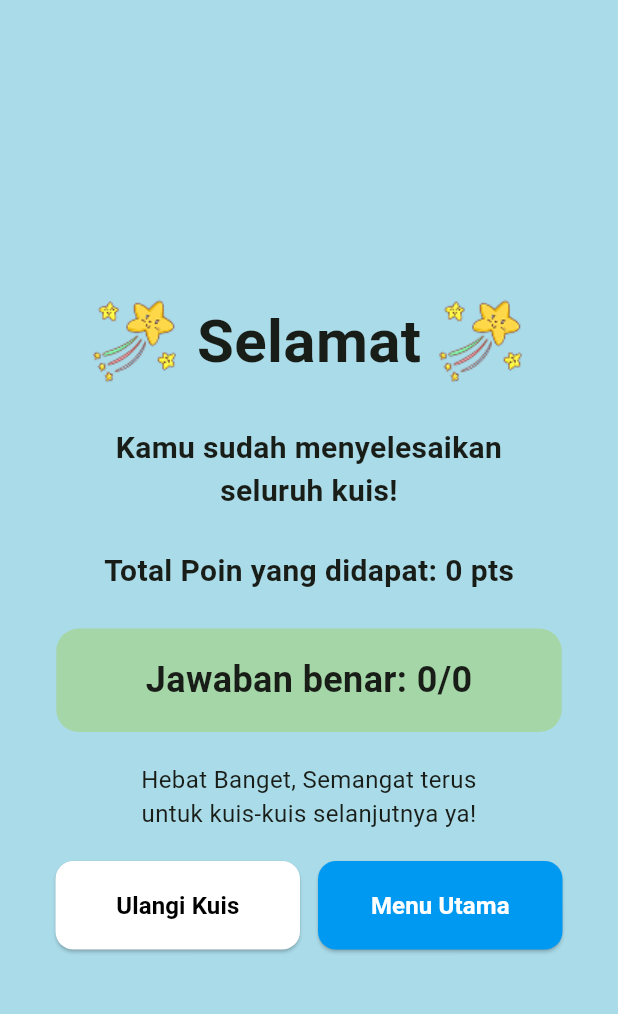
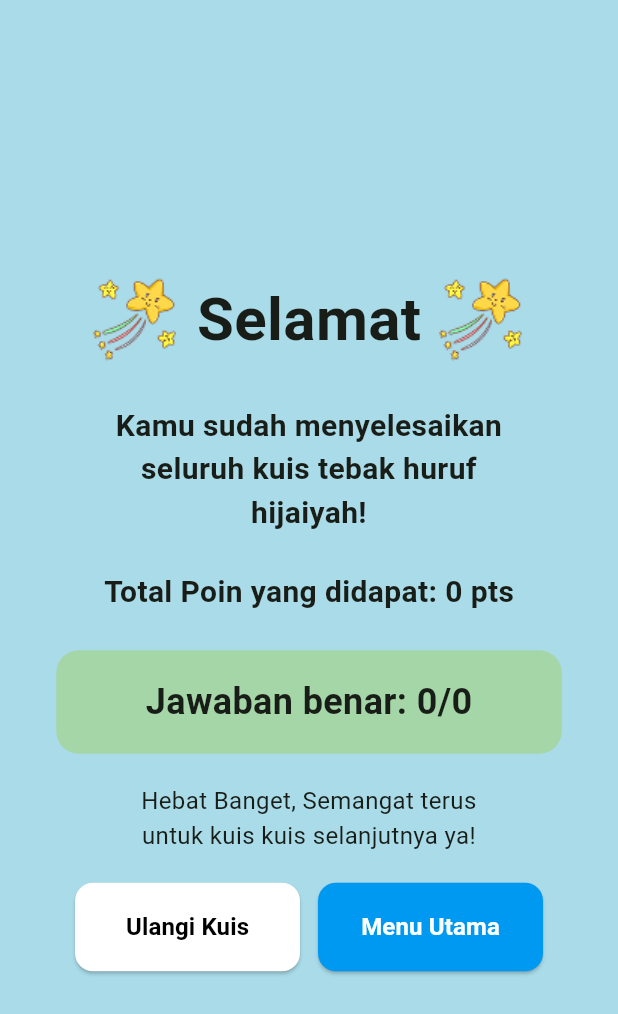
Before and after one commit to Rvmps00/TajwidKidz, a Flutter app: the ResultScreen screen opened directly with empty values, after a tap on "Ulangi Kuis", on a phone screen of 412 x 824 dp. Shown: the top 1014 px of the screen. Run offline on Flutter 3.47's test engine with Material 3 defaults, Android fonts, the phone set to English and light mode, and no system bars; our stand-ins replace audioplayers, cloud_firestore, firebase_auth, firebase_core, firebase_storage, flutter_tts and 7 more; missing offline and left inert: firebase_app_check, record, untitled; accounts and stored records are empty; Roboto replaces fonts that are missing (Poppins).

Commit message:
solve result susun huruf screen

```diff
--- a/lib/Game/data/tebak_huruf_question.dart
+++ b/lib/Game/data/tebak_huruf_question.dart
@@ -266,7 +266,7 @@ final List<HijaiyahQuestion2> tebakHurufQuestions2 = [
     questionWord: "ذ",
     options: ["za", "da", "dza", "tho"],
     correctAnswer: "dza",
-    feedbackImagePath: "assets/images/hijaiyah/dzal.png",
+    feedbackImagePath: "assets/images/hijaiyah/dza.png",
     feedbackNotes: "Keluar dari dua tepi ujung lidah dari arah permukaan atasnya menyentuh ujung dua gigi seri atas.",
     optionsAudioPath: ["za_10.wav","dal_7.wav","dzal_8.wav","tha_15.wav"],
   ),
@@ -496,7 +496,7 @@ final List<HijaiyahQuestion2> tebakHurufQuestions3 = [
     correctAnswer: "ha",
     feedbackImagePath: "assets/images/hijaiyah/ha.png",
     feedbackNotes: "Terletak pada tengah tenggorokan.",
-    optionsAudioPath: ["ha_6.wav", "ha`_25.wav", "kha_6.wav", "ain_17.wav"],
+    optionsAudioPath: ["ha_6.wav", "haa_25.wav", "kha_6.wav", "ain_17.wav"],
   ),
 
   // 4. Soal: Huruf "ظ"
--- a/lib/Game/view/result_screen.dart
+++ b/lib/Game/view/result_screen.dart
@@ -1,14 +1,10 @@
 import 'package:flutter/material.dart';
-import 'package:firebase_auth/firebase_auth.dart';
-import 'package:cloud_firestore/cloud_firestore.dart';
 
-class ResultScreen extends StatefulWidget {
+class ResultScreen extends StatelessWidget {
   final int score;
   final int benar;
   final int totalQuestions;
   final VoidCallback onRetry;
-  final String gameName; // misalnya: "tebak_huruf"
-  final int level;       // misalnya: 1, 2, 3
 
   const ResultScreen({
     super.key,
@@ -16,40 +12,7 @@ class ResultScreen extends StatefulWidget {
     required this.benar,
     required this.totalQuestions,
     required this.onRetry,
-    required this.gameName,
-    required this.level,
   });
-
-  @override
-  State<ResultScreen> createState() => _ResultScreenState();
-}
-
-class _ResultScreenState extends State<ResultScreen> {
-  @override
-  void initState() {
-    super.initState();
-    _saveGameCompletion(widget.gameName, widget.level);
-  }
-
-  Future<void> _saveGameCompletion(String gameName, int level) async {
-  final uid = FirebaseAuth.instance.currentUser?.uid;
-  if (uid != null) {
-    final userDoc = FirebaseFirestore.instance.collection('users').doc(uid);
-    await userDoc.set({
-      'games': {
-        gameName: {
-          'level_$level': {
-            'completed': true,
-            'score': widget.score,
-            'correct': widget.benar,
-            'total': widget.totalQuestions,
-            'timestamp': FieldValue.serverTimestamp(),
-          },
-        }
-      }
-    }, SetOptions(merge: true));
-  }
-}
 
   @override
   Widget build(BuildContext context) {
@@ -81,7 +44,7 @@ class _ResultScreenState extends State<ResultScreen> {
                 ),
                 const SizedBox(height: 20),
                 const Text(
-                  'Kamu sudah menyelesaikan\nseluruh kuis!',
+                  'Kamu sudah menyelesaikan\nseluruh kuis tebak huruf\nhijaiyah!',
                   textAlign: TextAlign.center,
                   style: TextStyle(
                     fontFamily: 'Poppins',
@@ -91,7 +54,7 @@ class _ResultScreenState extends State<ResultScreen> {
                 ),
                 const SizedBox(height: 24),
                 Text(
-                  'Total Poin yang didapat: ${widget.score} pts',
+                  'Total Poin yang didapat: $score pts',
                   style: const TextStyle(
                     fontFamily: 'Poppins',
                     fontWeight: FontWeight.w600,
@@ -108,7 +71,7 @@ class _ResultScreenState extends State<ResultScreen> {
                   ),
                   alignment: Alignment.center,
                   child: Text(
-                    'Jawaban benar: ${widget.benar}/${widget.totalQuestions}',
+                    'Jawaban benar: $benar/$totalQuestions',
                     style: const TextStyle(
                       fontFamily: 'Poppins',
                       fontWeight: FontWeight.w600,
@@ -118,7 +81,7 @@ class _ResultScreenState extends State<ResultScreen> {
                 ),
                 const SizedBox(height: 20),
                 const Text(
-                  'Hebat Banget, Semangat terus\nuntuk kuis-kuis selanjutnya ya!',
+                  'Hebat Banget, Semangat terus\nuntuk kuis kuis selanjutnya ya!',
                   textAlign: TextAlign.center,
                   style: TextStyle(
                     fontFamily: 'Poppins',
@@ -131,7 +94,7 @@ class _ResultScreenState extends State<ResultScreen> {
                   children: [
                     // Button "Ulangi Kuis"
                     SizedBox(
-                      width: 163,
+                      width: 150,
                       height: 59,
                       child: ElevatedButton(
                         style: ElevatedButton.styleFrom(
@@ -140,7 +103,7 @@ class _ResultScreenState extends State<ResultScreen> {
                             borderRadius: BorderRadius.circular(12),
                           ),
                         ),
-                        onPressed: widget.onRetry,
+                        onPressed: onRetry,
                         child: const Text(
                           'Ulangi Kuis',
                           style: TextStyle(
@@ -155,7 +118,7 @@ class _ResultScreenState extends State<ResultScreen> {
                     const SizedBox(width: 12),
                     // Button "Menu Utama"
                     SizedBox(
-                      width: 163,
+                      width: 150,
                       height: 59,
                       child: ElevatedButton(
                         style: ElevatedButton.styleFrom(
```
Also changed, not shown: lib/Game/view/susun huruf/susun_huruf_game_2.dart (+21 -30 lines), lib/Game/view/susun huruf/susun_huruf_game_3.dart (+3 -4 lines), 2 other files.
